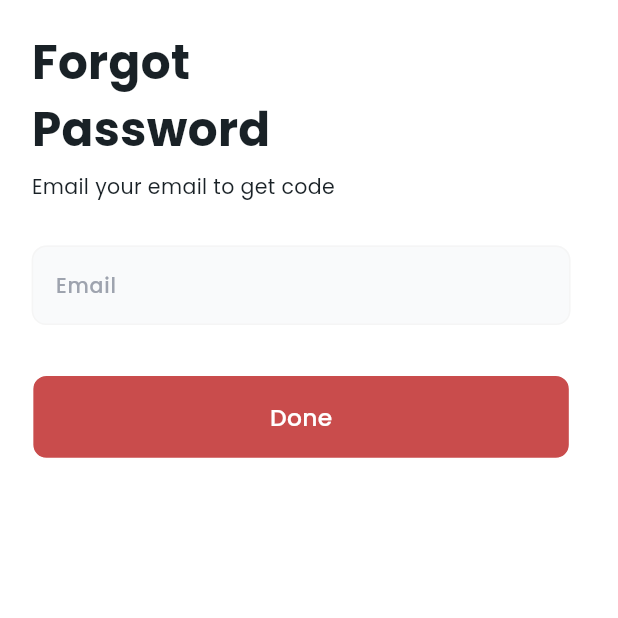
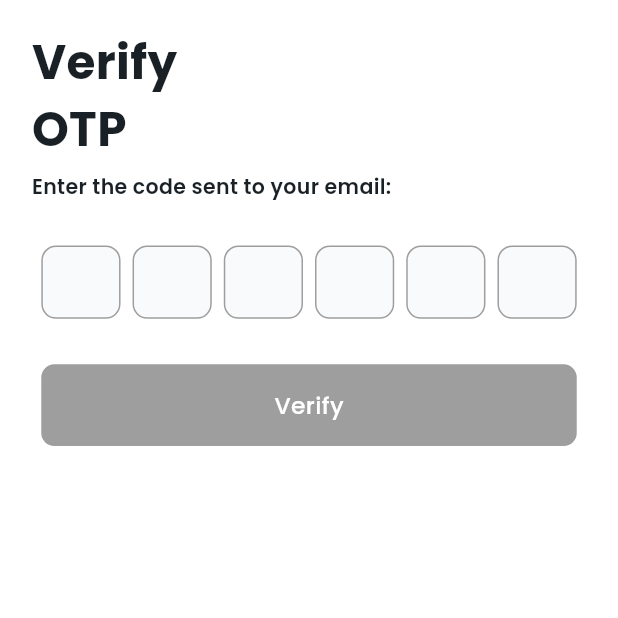
Before and after one commit to suheerthedev/game_day_valet, a Flutter app: the ForgotPasswordView screen opened by its route, after a tap on "Done", on a phone screen of 412 x 824 dp, the top half of it. Run offline on Flutter 3.47's test engine with Material 3 defaults, Android fonts, the phone set to English and light mode, and no system bars; drawn by our look-alikes of pinput; our stand-ins replace dotted_line, flutter_dotenv, flutter_screenutil, flutter_secure_storage, font_awesome_flutter, google_fonts and 6 more; missing offline and left inert: floating_chat_button; accounts and stored records are empty; project files that could hold a hidden picture were left out.

Commit message:
Fixed Registration to Login Flow

```diff
--- a/lib/app/app.dart
+++ b/lib/app/app.dart
@@ -27,6 +27,7 @@ import 'package:game_day_valet/services/secure_storage_service.dart';
 import 'package:game_day_valet/services/auth_service.dart';
 import 'package:game_day_valet/services/user_service.dart';
 import 'package:game_day_valet/ui/dialogs/success/success_dialog.dart';
+import 'package:game_day_valet/ui/views/otp/otp_view.dart';
 // @stacked-import
 
 @StackedApp(
@@ -56,6 +57,7 @@ import 'package:game_day_valet/ui/dialogs/success/success_dialog.dart';
     MaterialRoute(page: FaqView),
     MaterialRoute(page: NotificationView),
     MaterialRoute(page: ChatView),
+    MaterialRoute(page: OtpView),
 // @stacked-route
   ],
   dependencies: [
--- a/lib/app/app.router.dart
+++ b/lib/app/app.router.dart
@@ -5,7 +5,7 @@
 // **************************************************************************
 
 // ignore_for_file: no_leading_underscores_for_library_prefixes
-import 'package:flutter/material.dart' as _i21;
+import 'package:flutter/material.dart' as _i22;
 import 'package:flutter/material.dart';
 import 'package:game_day_valet/ui/views/chat/chat_view.dart' as _i20;
 import 'package:game_day_valet/ui/views/edit_profile/edit_profile_view.dart'
@@ -19,6 +19,7 @@ import 'package:game_day_valet/ui/views/main/main_view.dart' as _i9;
 import 'package:game_day_valet/ui/views/notification/notification_view.dart'
     as _i19;
 import 'package:game_day_valet/ui/views/onboarding/onboarding_view.dart' as _i4;
+import 'package:game_day_valet/ui/views/otp/otp_view.dart' as _i21;
 import 'package:game_day_valet/ui/views/privacy_policy/privacy_policy_view.dart'
     as _i16;
 import 'package:game_day_valet/ui/views/profile/profile_view.dart' as _i12;
@@ -36,7 +37,7 @@ import 'package:game_day_valet/ui/views/sign_in/sign_in_view.dart' as _i6;
 import 'package:game_day_valet/ui/views/sign_up/sign_up_view.dart' as _i5;
 import 'package:game_day_valet/ui/views/startup/startup_view.dart' as _i3;
 import 'package:stacked/stacked.dart' as _i1;
-import 'package:stacked_services/stacked_services.dart' as _i22;
+import 'package:stacked_services/stacked_services.dart' as _i23;
 
 class Routes {
   static const homeView = '/home-view';
@@ -77,6 +78,8 @@ class Routes {
 
   static const chatView = '/chat-view';
 
+  static const otpView = '/otp-view';
+
   static const all = <String>{
     homeView,
     startupView,
@@ -97,6 +100,7 @@ class Routes {
     faqView,
     notificationView,
     chatView,
+    otpView,
   };
 }
 
@@ -178,23 +182,27 @@ class StackedRouter extends _i1.RouterBase {
       Routes.chatView,
       page: _i20.ChatView,
     ),
+    _i1.RouteDef(
+      Routes.otpView,
+      page: _i21.OtpView,
+    ),
   ];
 
   final _pagesMap = <Type, _i1.StackedRouteFactory>{
     _i2.HomeView: (data) {
-      return _i21.MaterialPageRoute<dynamic>(
+      return _i22.MaterialPageRoute<dynamic>(
         builder: (context) => const _i2.HomeView(),
         settings: data,
       );
     },
     _i3.StartupView: (data) {
-      return _i21.MaterialPageRoute<dynamic>(
+      return _i22.MaterialPageRoute<dynamic>(
         builder: (context) => const _i3.StartupView(),
         settings: data,
       );
     },
     _i4.OnboardingView: (data) {
-      return _i21.PageRouteBuilder<dynamic>(
+      return _i22.PageRouteBuilder<dynamic>(
         pageBuilder: (context, animation, secondaryAnimation) =>
             const _i4.OnboardingView(),
         settings: data,
@@ -206,98 +214,105 @@ class StackedRouter extends _i1.RouterBase {
       );
     },
     _i5.SignUpView: (data) {
-      return _i21.MaterialPageRoute<dynamic>(
+      return _i22.MaterialPageRoute<dynamic>(
         builder: (context) => const _i5.SignUpView(),
         settings: data,
       );
     },
     _i6.SignInView: (data) {
-      return _i21.MaterialPageRoute<dynamic>(
+      return _i22.MaterialPageRoute<dynamic>(
         builder: (context) => const _i6.SignInView(),
         settings: data,
       );
     },
     _i7.ForgotPasswordView: (data) {
-      return _i21.MaterialPageRoute<dynamic>(
+      return _i22.MaterialPageRoute<dynamic>(
         builder: (context) => const _i7.ForgotPasswordView(),
         settings: data,
       );
     },
     _i8.ResetPasswordView: (data) {
-      return _i21.MaterialPageRoute<dynamic>(
+      return _i22.MaterialPageRoute<dynamic>(
         builder: (context) => const _i8.ResetPasswordView(),
         settings: data,
       );
     },
     _i9.MainView: (data) {
-      return _i21.MaterialPageRoute<dynamic>(
+      return _i22.MaterialPageRoute<dynamic>(
         builder: (context) => const _i9.MainView(),
         settings: data,
       );
     },
     _i10.RentalBookingView: (data) {
-      return _i21.MaterialPageRoute<dynamic>(
+      return _i22.MaterialPageRoute<dynamic>(
         builder: (context) => const _i10.RentalBookingView(),
         settings: data,
       );
     },
     _i11.RentalStatusView: (data) {
-      return _i21.MaterialPageRoute<dynamic>(
+      return _i22.MaterialPageRoute<dynamic>(
         builder: (context) => const _i11.RentalStatusView(),
         settings: data,
       );
     },
     _i12.ProfileView: (data) {
-      return _i21.MaterialPageRoute<dynamic>(
+      return _i22.MaterialPageRoute<dynamic>(
         builder: (context) => const _i12.ProfileView(),
         settings: data,
       );
     },
     _i13.EditProfileView: (data) {
-      return _i21.MaterialPageRoute<dynamic>(
+      return _i22.MaterialPageRoute<dynamic>(
         builder: (context) => const _i13.EditProfileView(),
         settings: data,
       );
     },
     _i14.RentalHistoryView: (data) {
-      return _i21.MaterialPageRoute<dynamic>(
+      return _i22.MaterialPageRoute<dynamic>(
         builder: (context) => const _i14.RentalHistoryView(),
         settings: data,
       );
     },
     _i15.FavoritesView: (data) {
-      return _i21.MaterialPageRoute<dynamic>(
+      return _i22.MaterialPageRoute<dynamic>(
         builder: (context) => const _i15.FavoritesView(),
         settings: data,
       );
     },
     _i16.PrivacyPolicyView: (data) {
-      return _i21.MaterialPageRoute<dynamic>(
+      return _i22.MaterialPageRoute<dynamic>(
         builder: (context) => const _i16.PrivacyPolicyView(),
         settings: data,
       );
     },
     _i17.ReferAndEarnView: (data) {
-      return _i21.MaterialPageRoute<dynamic>(
+      return _i22.MaterialPageRoute<dynamic>(
         builder: (context) => const _i17.ReferAndEarnView(),
         settings: data,
       );
     },
     _i18.FaqView: (data) {
-      return _i21.MaterialPageRoute<dynamic>(
+      return _i22.MaterialPageRoute<dynamic>(
         builder: (context) => const _i18.FaqView(),
         settings: data,
       );
     },
     _i19.NotificationView: (data) {
-      return _i21.MaterialPageRoute<dynamic>(
+      return _i22.MaterialPageRoute<dynamic>(
         builder: (context) => const _i19.NotificationView(),
         settings: data,
       );
     },
     _i20.ChatView: (data) {
-      return _i21.MaterialPageRoute<dynamic>(
+      return _i22.MaterialPageRoute<dynamic>(
         builder: (context) => const _i20.ChatView(),
+        settings: data,
+      );
+    },
+    _i21.OtpView: (data) {
+      final args = data.getArgs<OtpViewArguments>(nullOk: false);
+      return _i22.MaterialPageRoute<dynamic>(
+        builder: (context) => _i21.OtpView(key: args.key, email: args.email),
         settings: data,
       );
     },
@@ -310,7 +325,34 @@ class StackedRouter extends _i1.RouterBase {
   Map<Type, _i1.StackedRouteFactory> get pagesMap => _pagesMap;
 }
 
-extension NavigatorStateExtension on _i22.NavigationService {
+class OtpViewArguments {
+  const OtpViewArguments({
+    this.key,
+    required this.email,
+  });
+
+  final _i22.Key? key;
+
+  final String email;
+
+  @override
+  String toString() {
+    return '{"key": "$key", "email": "$email"}';
+  }
+
+  @override
+  bool operator ==(covariant OtpViewArguments other) {
+    if (identical(this, other)) return true;
+    return other.key == key && other.email == email;
+  }
+
+  @override
+  int get hashCode {
+    return key.hashCode ^ email.hashCode;
+  }
+}
+
+extension NavigatorStateExtension on _i23.NavigationService {
   Future<dynamic> navigateToHomeView([
     int? routerId,
     bool preventDuplicates = true,
@@ -571,6 +613,23 @@ extension NavigatorStateExtension on _i22.NavigationService {
         transition,
   ]) async {
     return navigateTo<dynamic>(Routes.chatView,
+        id: routerId,
+        preventDuplicates: preventDuplicates,
+        parameters: parameters,
+        transition: transition);
+  }
+
+  Future<dynamic> navigateToOtpView({
+    _i22.Key? key,
+    required String email,
+    int? routerId,
+    bool preventDuplicates = true,
+    Map<String, String>? parameters,
+    Widget Function(BuildContext, Animation<double>, Animation<double>, Widget)?
+        transition,
+  }) async {
+    return navigateTo<dynamic>(Routes.otpView,
+        arguments: OtpViewArguments(key: key, email: email),
         id: routerId,
         preventDuplicates: preventDuplicates,
         parameters: parameters,
@@ -842,4 +901,21 @@ extension NavigatorStateExtension on _i22.NavigationService {
         parameters: parameters,
         transition: transition);
   }
+
+  Future<dynamic> replaceWithOtpView({
+    _i22.Key? key,
+    required String email,
+    int? routerId,
+    bool preventDuplicates = true,
+    Map<String, String>? parameters,
+    Widget Function(BuildContext, Animation<double>, Animation<double>, Widget)?
+        transition,
+  }) async {
+    return replaceWith<dynamic>(Routes.otpView,
+        arguments: OtpViewArguments(key: key, email: email),
+        id: routerId,
+        preventDuplicates: preventDuplicates,
+        parameters: parameters,
+        transition: transition);
+  }
 }
--- a/lib/config/api_config.dart
+++ b/lib/config/api_config.dart
@@ -7,6 +7,7 @@ class ApiConfig {
   static const registerEndPoint = '/api/register';
   static const forgotPasswordEndPoint = '/api/password/reset';
   static const resetPasswordEndPoint = '/api/password/reset/confirm';
+  static const verifyOtpEndPoint = '/api/email/verify-otp';
   static const validateReferralCodeEndPoint = '/api/validate/referral-code';
 
   static const meEndPoint = '/api/me';
--- a/lib/services/auth_service.dart
+++ b/lib/services/auth_service.dart
@@ -66,4 +66,19 @@ class AuthService {
       throw ApiException("Referral Code Validation Failed. $e");
     }
   }
+
+  Future<dynamic> verifyOtp(String email, String otp) async {
+    final url = ApiConfig.baseUrl + ApiConfig.verifyOtpEndPoint;
+
+    try {
+      final response =
+          await _apiService.post(url, {'email': email, 'otp': otp});
+      return response;
+    } on ApiException catch (e) {
+      print("Api Exception: $e");
+      rethrow;
+    } catch (e) {
+      throw ApiException("OTP Verification Failed. $e");
+    }
+  }
 }
--- a/lib/ui/views/forgot_password/forgot_password_viewmodel.dart
+++ b/lib/ui/views/forgot_password/forgot_password_viewmodel.dart
@@ -30,24 +30,27 @@ class ForgotPasswordViewModel extends BaseViewModel {
     clearErrors();
     setBusy(true);
     try {
-      final response = await _authService.forgotPassword(emailController.text);
-      print("Forgot Password Response: $response");
+      // final response = await _authService.forgotPassword(emailController.text);
+      // print("Forgot Password Response: $response");
 
-      if (response.containsKey('errors')) {
-        if (response['message'] != null) {
-          generalError = response['message'];
-        }
-        if (response['errors'].containsKey('email')) {
-          emailError = response['errors']['email'][0];
-        }
-      } else {
-        _snackbarService.showCustomSnackBar(
-            message: response['message'], variant: SnackbarType.success);
+      // if (response.containsKey('errors')) {
+      //   if (response['message'] != null) {
+      //     generalError = response['message'];
+      //   }
+      //   if (response['errors'].containsKey('email')) {
+      //     emailError = response['errors']['email'][0];
+      //   }
+      // } else {
+      //   _snackbarService.showCustomSnackBar(
+      //       message: response['message'], variant: SnackbarType.success);
 
-        clearController();
+      //   clearController();
 
-        _navigationService.navigateToResetPasswordView();
-      }
+      //   _navigationService.navigateToOtpView(email: emailController.text);
+      // }
+
+      _navigationService.navigateToOtpView(email: emailController.text);
+      clearController();
     } catch (e) {
       if (e is ApiException) {
         print("Error: ${e.message}");
--- /dev/null
+++ b/lib/ui/views/otp/otp_view.dart
@@ -0,0 +1,108 @@
+import 'package:flutter/material.dart';
+import 'package:flutter_screenutil/flutter_screenutil.dart';
+import 'package:game_day_valet/ui/common/app_colors.dart';
+import 'package:game_day_valet/ui/widgets/common/main_button/main_button.dart';
+import 'package:google_fonts/google_fonts.dart';
+import 'package:pinput/pinput.dart';
+import 'package:stacked/stacked.dart';
+
+import 'otp_viewmodel.dart';
+
+class OtpView extends StackedView<OtpViewModel> {
+  final String email;
+  const OtpView({Key? key, required this.email}) : super(key: key);
+
+  @override
+  Widget builder(
+    BuildContext context,
+    OtpViewModel viewModel,
+    Widget? child,
+  ) {
+    return Scaffold(
+      backgroundColor: AppColors.scaffoldBackground,
+      body: SafeArea(
+        child: viewModel.isBusy
+            ? const Center(child: CircularProgressIndicator())
+            : Padding(
+                padding: EdgeInsets.symmetric(horizontal: 20.w, vertical: 20.h),
+                child: SingleChildScrollView(
+                    child: Column(
+                  crossAxisAlignment: CrossAxisAlignment.start,
+                  children: [
+                    Text("""Verify
+OTP""",
+                        style: GoogleFonts.poppins(
+                          fontSize: 32.sp,
+                          fontWeight: FontWeight.w700,
+                          color: AppColors.primary,
+                        )),
+                    SizedBox(height: 5.h),
+                    GestureDetector(
+                      onTap: () {},
+                      child: Text.rich(TextSpan(
+                          text: "Enter the code sent to your email: ",
+                          style: GoogleFonts.poppins(
+                              fontSize: 14.sp,
+                              fontWeight: FontWeight.w600,
+                              color: AppColors.primary),
+                          children: [
+                            TextSpan(
+                                text: email,
+                                style: GoogleFonts.poppins(
+                                    fontSize: 14.sp,
+                                    color: AppColors.secondary,
+                                    fontWeight: FontWeight.w600))
+                          ])),
+                    ),
+                    SizedBox(height: 30.h),
+                    Center(
+                      child: Pinput(
+                        controller: viewModel.otpController,
+                        onChanged: (value) {
+                          viewModel.validateOtp(value);
+                        },
+                        length: 6,
+                        defaultPinTheme: PinTheme(
+                          width: 50.w,
+                          height: 50.h,
+                          textStyle: GoogleFonts.poppins(
+                            fontSize: 14.sp,
+                            fontWeight: FontWeight.w600,
+                            color: AppColors.primary,
+                          ),
+                          decoration: BoxDecoration(
+                            color: AppColors.grey50,
+                            borderRadius: BorderRadius.circular(10.r),
+                            border: Border.all(
+                              color: AppColors.grey500,
+                            ),
+                          ),
+                        ),
+                      ),
+                    ),
+                    SizedBox(height: 30.h),
+                    Center(
+                      child: MainButton(
+                          text: "Verify",
+                          isDisabled: viewModel.isDisabled,
+                          onTap: () {
+                            viewModel.onVerifyOtp(
+                                email, viewModel.otpController.text);
+                          },
+                          hasBorder: true,
+                          color: AppColors.secondary,
+                          borderColor: AppColors.white,
+                          textColor: AppColors.white),
+                    ),
+                  ],
+                ))),
+      ),
+    );
+  }
+
+  @override
+  OtpViewModel viewModelBuilder(
+    BuildContext context,
+  ) =>
+      OtpViewModel();
+}
--- /dev/null
+++ b/lib/ui/views/otp/otp_viewmodel.dart
@@ -0,0 +1,65 @@
+import 'package:flutter/material.dart';
+import 'package:game_day_valet/app/app.locator.dart';
+import 'package:game_day_valet/app/app.router.dart';
+import 'package:game_day_valet/core/enums/snackbar_type.dart';
+import 'package:game_day_valet/services/api_exception.dart';
+import 'package:game_day_valet/services/auth_service.dart';
+import 'package:stacked/stacked.dart';
+import 'package:stacked_services/stacked_services.dart';
+
+class OtpViewModel extends BaseViewModel {
+  final _authService = locator<AuthService>();
+  final _snackbarService = locator<SnackbarService>();
+  final _navigationService = locator<NavigationService>();
+
+  final TextEditingController otpController = TextEditingController();
+
+  bool isDisabled = true;
+
+  void validateOtp(String? value) {
+    if (value == null || value.isEmpty || value.length != 6) {
+      isDisabled = true;
+      rebuildUi();
+    } else {
+      isDisabled = false;
+      rebuildUi();
+    }
+  }
+
+  void onVerifyOtp(String email, String otp) async {
+    setBusy(true);
+    try {
+      final response = await _authService.verifyOtp(email, otp);
+
+      print("Response: $response");
+
+      if (response['message'] == 'Invalid or expired OTP.') {
+        _snackbarService.showCustomSnackBar(
+          variant: SnackbarType.error,
+          message: response['message'],
+        );
+        return;
+      }
+
+      await _snackbarService.showCustomSnackBar(
+        variant: SnackbarType.success,
+        message: response['message'],
+      );
+
+      _navigationService.replaceWithSignInView();
+    } on ApiException catch (e) {
+      _snackbarService.showCustomSnackBar(
+        variant: SnackbarType.error,
+        message: e.message,
+      );
+    } catch (e) {
+      _snackbarService.showCustomSnackBar(
+        variant: SnackbarType.error,
+        message: e.toString(),
+      );
+    } finally {
+      setBusy(false);
+      rebuildUi();
+    }
+  }
+}
--- a/lib/ui/views/sign_up/sign_up_viewmodel.dart
+++ b/lib/ui/views/sign_up/sign_up_viewmodel.dart
@@ -113,12 +113,13 @@ class SignUpViewModel extends BaseViewModel {
           passwordError = response['errors']['password'][0];
         }
       } else {
-        clearControllers();
         setBusy(false);
-        _snackbarService.showCustomSnackBar(
+        await _snackbarService.showCustomSnackBar(
           variant: SnackbarType.success,
           message: response['message'],
         );
+        _navigationService.navigateToOtpView(email: emailController.text);
+        clearControllers();
       }
       print("Name Error: $nameError");
       print("Email Error: $emailError");
--- a/lib/ui/widgets/common/main_button/main_button.dart
+++ b/lib/ui/widgets/common/main_button/main_button.dart
@@ -13,6 +13,7 @@ class MainButton extends StackedView<MainButtonModel> {
   final Color? color;
   final Color? textColor;
   final Color? borderColor;
+  final bool isDisabled;
   const MainButton(
       {super.key,
       required this.text,
@@ -20,7 +21,8 @@ class MainButton extends StackedView<MainButtonModel> {
       this.hasBorder = false,
       this.color,
       this.textColor,
-      this.borderColor});
+      this.borderColor,
+      this.isDisabled = false});
 
   @override
   Widget builder(
@@ -29,12 +31,13 @@ class MainButton extends StackedView<MainButtonModel> {
     Widget? child,
   ) {
     return InkWell(
-      onTap: onTap,
+      onTap: isDisabled ? null : onTap,
       child: Container(
           width: 340.w,
           height: 58.h,
           decoration: BoxDecoration(
-            color: color ?? AppColors.secondary,
+            color:
+                isDisabled ? AppColors.grey500 : color ?? AppColors.secondary,
             borderRadius: BorderRadius.circular(10.r),
             border: hasBorder
                 ? BoxBorder.all(
--- a/pubspec.yaml
+++ b/pubspec.yaml
@@ -23,6 +23,7 @@ dependencies:
   iconsax_flutter: ^1.0.1
   intl: ^0.20.2
   lottie: ^3.3.1
+  pinput: ^5.0.1
   stacked: ^3.4.0
   stacked_services: ^1.1.0
 
```
Also changed, not shown: lib/ui/views/sign_in/sign_in_viewmodel.dart (+12 -4 lines), pubspec.lock, 1 other file.
